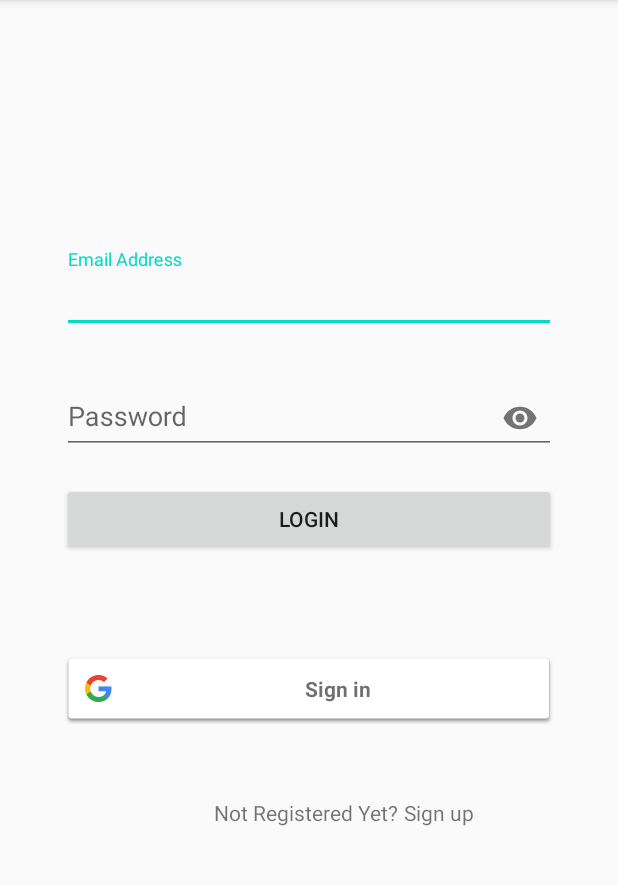
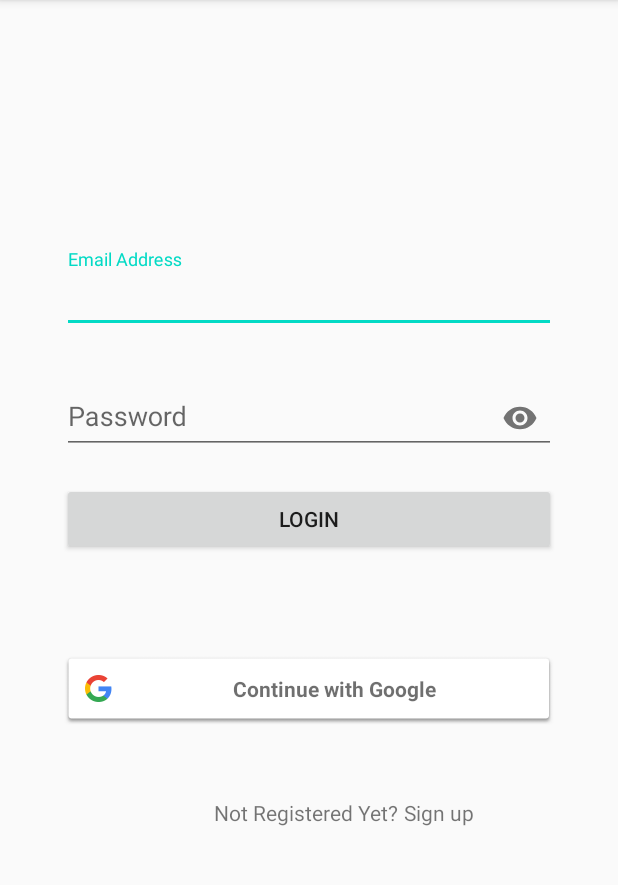
Before and after one commit to apoorvgupta25/BookSellerApp, an Android app: the screen it shows after launch (MainActivity), on a phone screen of 412 x 824 dp, the part 84-969 px from its top. Run offline under Robolectric (Android 15) with nearby library versions, the phone set to English and light mode, and no system bars; our stand-ins replace Firebase (no records; nobody signed in at launch, a user with empty details on screens opened directly).

Commit message:
Google signin button and progress bar

```diff
--- a/app/src/main/java/com/example/bookseller/activity/MainActivity.kt
+++ b/app/src/main/java/com/example/bookseller/activity/MainActivity.kt
@@ -4,6 +4,7 @@ import android.content.Intent
 import android.os.Bundle
 import android.util.Log
 import android.view.View
+import android.widget.TextView
 import android.widget.Toast
 import androidx.appcompat.app.AppCompatActivity
 import com.example.bookseller.R
@@ -15,14 +16,13 @@ import com.google.android.gms.common.api.ApiException
 import com.google.firebase.auth.*
 import kotlinx.android.synthetic.main.activity_main.*
 
+
 class MainActivity : AppCompatActivity() {
-    val REQUEST_CODE_SIGN_IN = 1
+    private val REQUEST_CODE_SIGN_IN = 1
     val TAG = "MainActivity"
 
+    //firebase
     private lateinit var mAuth: FirebaseAuth
-    //firebase
-//    private lateinit var mAuth: FirebaseAuth
-    private lateinit var signInClient: GoogleSignInClient
 
     override fun onCreate(savedInstanceState: Bundle?) {
         super.onCreate(savedInstanceState)
@@ -30,8 +30,19 @@ class MainActivity : AppCompatActivity() {
 
         mAuth = ConfigureFirebase.getFirebaseAuth()!!
 
+
+        for (i in 0 until googleSigninButton.childCount) {
+            val v: View = googleSigninButton.getChildAt(i)
+            if (v is TextView) {    //if v is instance of textView
+                v.text = "Continue with Google"
+                v.setPadding(50,0, 0, 0)
+                return
+            }
+        }
+
         // Google Sign in
         googleSigninButton.setOnClickListener {
+            progressBar.visibility = View.VISIBLE
             // Configure Google Sign In
             val gso = GoogleSignInOptions.Builder(GoogleSignInOptions.DEFAULT_SIGN_IN)
                 .requestIdToken(getString(R.string.default_web_client_id))
@@ -73,6 +84,7 @@ class MainActivity : AppCompatActivity() {
                 if (task.isSuccessful) {
                     Log.i(TAG, "signInWithCredential:success")
                     login()
+                    progressBar.visibility = View.GONE
                 } else {
                     Log.i(TAG, "signInWithCredential:failure", task.exception)
                 }
@@ -86,16 +98,14 @@ class MainActivity : AppCompatActivity() {
             mAuth.signInWithEmailAndPassword(emailEditText.text.toString(), passwordEditText.text.toString()).addOnCompleteListener(this) { task ->
                 if (task.isSuccessful)
                     login()
-                else
-                    Toast.makeText(applicationContext, "Unable To Login ", Toast.LENGTH_SHORT).show()
+                else Toast.makeText(applicationContext, "Unable To Login ", Toast.LENGTH_SHORT).show()
             }
         }
     }
 
     fun signupUser(v: View){
         if (emailEditText?.text.toString() == "" || passwordEditText?.text.toString() == "") {
-            Toast.makeText(applicationContext, "Email or Password is empty", Toast.LENGTH_SHORT)
-                .show()
+            Toast.makeText(applicationContext, "Email or Password is empty", Toast.LENGTH_SHORT).show()
         } else {
             mAuth.createUserWithEmailAndPassword(emailEditText.text.toString(), passwordEditText.text.toString()).addOnCompleteListener(this) { task ->
                 if (task.isSuccessful){
@@ -104,16 +114,16 @@ class MainActivity : AppCompatActivity() {
                 else{
                     var errorException = ""
                     try{
-                        throw task.exception!!;
+                        throw task.exception!!
                     } catch (e: FirebaseAuthWeakPasswordException){
-                        errorException = "Enter a stronger password!";
+                        errorException = "Enter a stronger password!"
                     } catch (e: FirebaseAuthInvalidCredentialsException){
-                        errorException = "Please, type a valid email";
+                        errorException = "Please, type a valid email"
                     } catch (e: FirebaseAuthUserCollisionException){
-                        errorException = "This account has already been registered";
+                        errorException = "This account has already been registered"
                     } catch(e: Exception ){
-                        errorException = "when registering user: " + e.message;
-                        e.printStackTrace();
+                        errorException = "when registering user: " + e.message
+                        e.printStackTrace()
                     }
 
                     Toast.makeText(this@MainActivity, "Error: $errorException", Toast.LENGTH_SHORT).show()
--- a/app/src/main/res/layout/activity_main.xml
+++ b/app/src/main/res/layout/activity_main.xml
@@ -25,7 +25,6 @@
             android:hint="Email Address"
             android:inputType="textEmailAddress" />
     </com.google.android.material.textfield.TextInputLayout>
-
 
     <com.google.android.material.textfield.TextInputLayout
         android:id="@+id/passwordEditText1"
@@ -61,11 +60,25 @@
         app:layout_constraintTop_toBottomOf="@+id/passwordEditText1"
         app:layout_constraintVertical_bias="0.046" />
 
+    <ProgressBar
+        android:id="@+id/progressBar"
+        style="?android:attr/progressBarStyle"
+        android:layout_width="wrap_content"
+        android:layout_height="wrap_content"
+        android:visibility="gone"
+        android:translationZ="2dp"
+        app:layout_constraintBottom_toBottomOf="parent"
+        app:layout_constraintEnd_toEndOf="parent"
+        app:layout_constraintHorizontal_bias="0.498"
+        app:layout_constraintStart_toStartOf="parent"
+        app:layout_constraintTop_toTopOf="parent"
+        app:layout_constraintVertical_bias="0.525" />
 
     <com.google.android.gms.common.SignInButton
         android:id="@+id/googleSigninButton"
         android:layout_width="0dp"
         android:layout_height="wrap_content"
+        android:layout_centerInParent="true"
         app:layout_constraintBottom_toBottomOf="parent"
         app:layout_constraintEnd_toStartOf="@+id/guideline2"
         app:layout_constraintHorizontal_bias="0.0"
```
Also changed, not shown: 53 other files.
